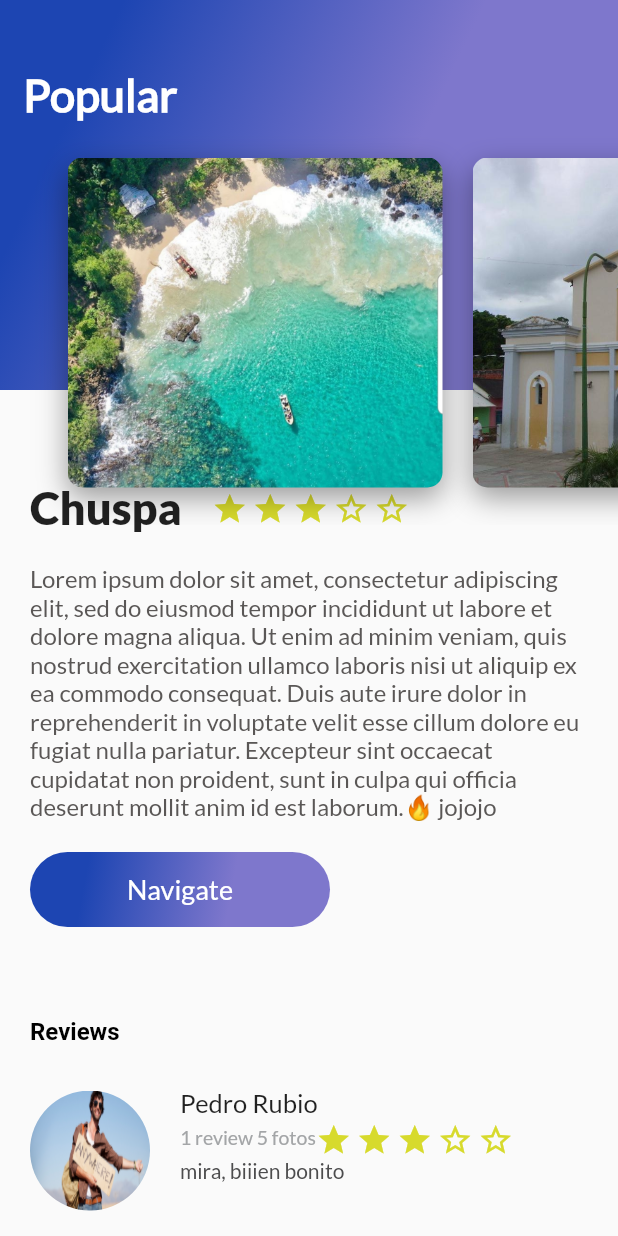
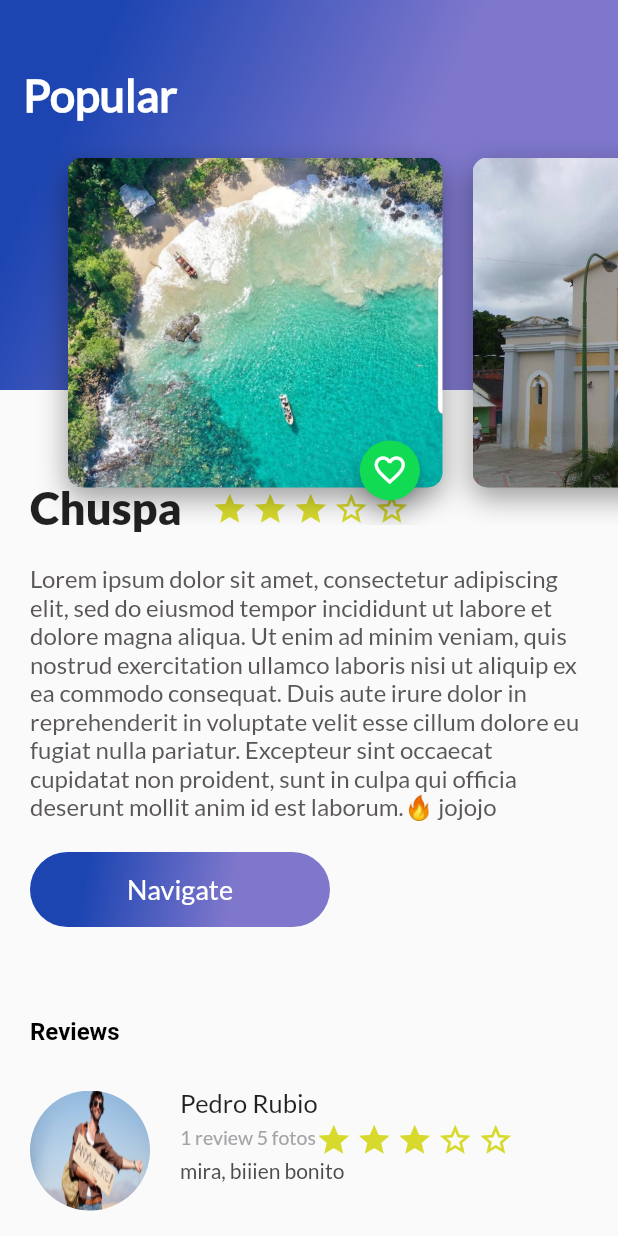
Before and after one commit to j-avila/platzi_flutter, a Flutter app: the screen it shows after launch, on a phone screen of 412 x 824 dp. Run offline on Flutter 3.47's test engine with Material 2 defaults, Android fonts, the phone set to English and light mode, and no system bars.

Commit message:
state handling on favorites done!

```diff
--- a/lib/card_image.dart
+++ b/lib/card_image.dart
@@ -1,13 +1,16 @@
+// ignore_for_file: must_be_immutable
+
 import 'package:flutter/material.dart';
+import 'floating_action_button.dart';
 
 class CardImage extends StatelessWidget {
-  String pathImg = 'assets/images/merida.jpg';
+  String pathImg = 'assets/images/placeholder.png';
 
   CardImage(this.pathImg, {super.key});
 
   @override
   Widget build(BuildContext context) {
-    return Container(
+    final card = Container(
         height: 350.0,
         width: 250.0,
         margin: const EdgeInsets.only(top: 80.0, left: 20.0),
@@ -22,5 +25,9 @@ class CardImage extends StatelessWidget {
                   blurRadius: 15.8,
                   offset: Offset(0.0, 7.0))
             ]));
+
+    return Stack(
+        alignment: const Alignment(0.9, 1.1),
+        children: <Widget>[card, const FloatingButton()]);
   }
 }
--- a/lib/description_place.dart
+++ b/lib/description_place.dart
@@ -11,8 +11,6 @@ class DescriptionPalce extends StatelessWidget {
 
   @override
   Widget build(BuildContext context) {
-    // TODO: IMPLEMENT BUILD
-
     final star = Container(
       margin: const EdgeInsets.only(
         top: 323.0,
--- /dev/null
+++ b/lib/floating_action_button.dart
@@ -0,0 +1,43 @@
+// ignore_for_file: must_be_immutable
+
+import 'package:flutter/material.dart';
+
+class FloatingButton extends StatefulWidget {
+  final Color? color;
+  final Icon? child;
+
+  const FloatingButton({
+    this.color = const Color(0xFF11DA53),
+    this.child = const Icon(Icons.favorite_border),
+    Key? key,
+  }) : super(key: key);
+
+  @override
+  State<FloatingButton> createState() => _FloatingButtonState();
+}
+
+class _FloatingButtonState extends State<FloatingButton> {
+  bool _pressed = false;
+
+  void onpressedFav() {
+    setState(() {
+      _pressed = !_pressed;
+    });
+
+    const added = Text("added to favorites 👍🏽");
+    const removed = Text("removed from favorites 💩");
+
+    ScaffoldMessenger.of(context)
+        .showSnackBar(SnackBar(content: _pressed ? added : removed));
+  }
+
+  @override
+  Widget build(BuildContext context) {
+    return FloatingActionButton(
+        backgroundColor: widget.color,
+        mini: true,
+        tooltip: "Fav",
+        onPressed: onpressedFav,
+        child: _pressed ? const Icon(Icons.favorite) : widget.child);
+  }
+}
```
Also changed, not shown: assets/images/placeholder.png (added), 2 other files.
